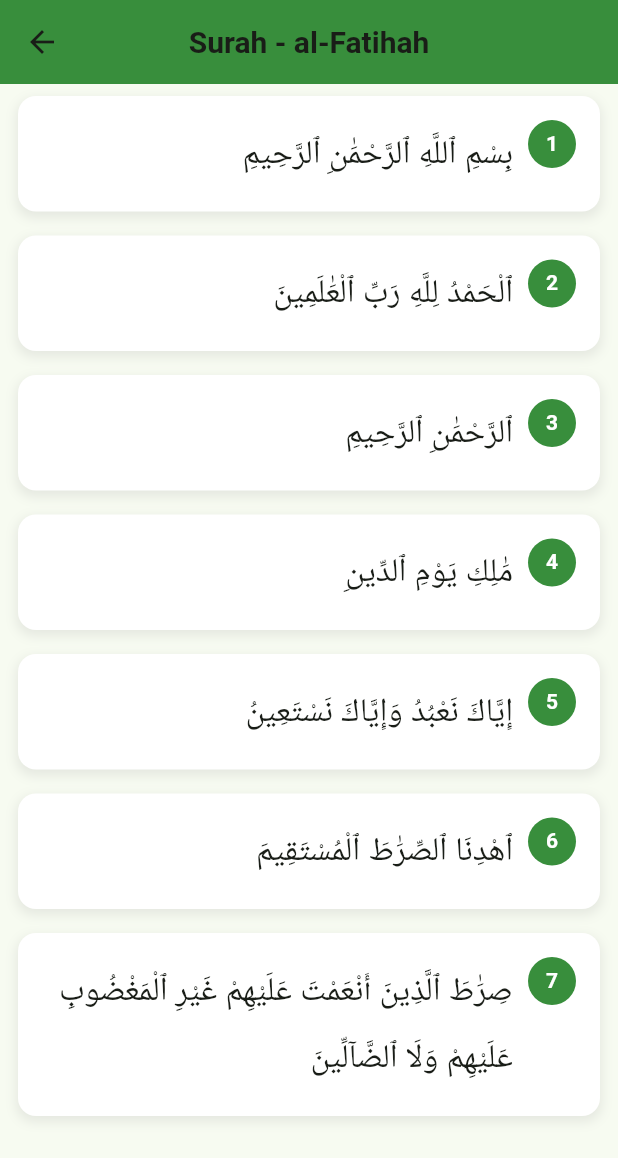
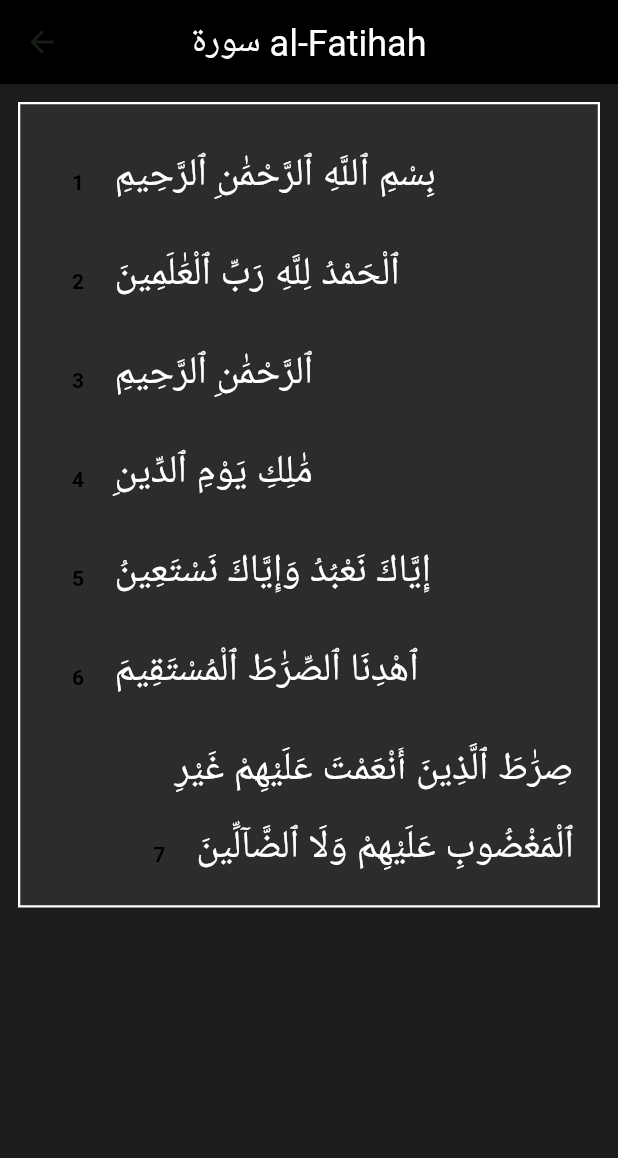
Before and after one commit to Asadullah730/Al-Quran-App-, a Flutter app: the screen it shows after launch, after a tap on an icon or button, on a phone screen of 412 x 824 dp. Shown: the top 1158 px of the screen. Run offline on Flutter 3.47's test engine with Material 3 defaults, Android fonts, the phone set to English and light mode, and no system bars; Roboto replaces fonts that are missing (Amiri, Uthman).

Commit message:
small UI update

```diff
--- a/lib/Presentation/surah_screen.dart
+++ b/lib/Presentation/surah_screen.dart
@@ -1,13 +1,108 @@
-import 'dart:convert';
+// import 'dart:convert';
 
+// import 'package:flutter/material.dart';
+// import 'package:flutter/services.dart';
+// import 'package:quranapp/Controller/surah_controller.dart';
+// import 'package:quranapp/Model/versesModel.dart';
+
+// class SurahScreen extends StatelessWidget {
+//   final String surahPath;
+//   final String surahName;
+//   const SurahScreen({
+//     super.key,
+//     required this.surahPath,
+//     required this.surahName,
+//   });
+
+//   @override
+//   Widget build(BuildContext context) {
+//     return Scaffold(
+//       appBar: AppBar(
+//         title: Text(
+//           'Surah - $surahName',
+//           style: const TextStyle(fontSize: 20, fontWeight: FontWeight.bold),
+//         ),
+//         centerTitle: true,
+//         backgroundColor: Colors.green.shade700,
+//       ),
+//       body: FutureBuilder(
+//         future: SurahController.loadSurah(surahPath),
+//         builder: (context, snapshot) {
+//           if (snapshot.connectionState == ConnectionState.waiting) {
+//             return const Center(child: CircularProgressIndicator());
+//           } else if (snapshot.hasError) {
+//             return Center(child: Text("Error: ${snapshot.error}"));
+//           } else {
+//             final verses = snapshot.data!;
+//             return ListView.builder(
+//               itemCount: verses.length,
+//               itemBuilder: (context, index) {
+//                 return Padding(
+//                   padding: const EdgeInsets.symmetric(
+//                     horizontal: 12.0,
+//                     vertical: 8.0,
+//                   ),
+//                   child: Container(
+//                     decoration: BoxDecoration(
+//                       color: Colors.white,
+//                       borderRadius: BorderRadius.circular(12),
+//                       boxShadow: [
+//                         BoxShadow(
+//                           color: Colors.grey.withOpacity(0.2),
+//                           spreadRadius: 1,
+//                           blurRadius: 6,
+//                           offset: const Offset(0, 3),
+//                         ),
+//                       ],
+//                     ),
+//                     padding: const EdgeInsets.all(16),
+//                     child: Row(
+//                       crossAxisAlignment: CrossAxisAlignment.start,
+
+//                       children: [
+//                         Expanded(
+//                           child: Text(
+//                             verses[index].text,
+//                             textAlign: TextAlign.right,
+//                             style: const TextStyle(
+//                               fontFamily: "Amiri",
+//                               fontSize: 22,
+//                               height: 2.0,
+//                             ),
+//                           ),
+//                         ),
+//                         const SizedBox(width: 10),
+//                         CircleAvatar(
+//                           radius: 16,
+//                           backgroundColor: Colors.green.shade700,
+//                           child: Text(
+//                             verses[index].number.replaceAll("verse_", ""),
+//                             style: const TextStyle(
+//                               color: Colors.white,
+//                               fontSize: 14,
+//                               fontWeight: FontWeight.bold,
+//                             ),
+//                           ),
+//                         ),
+//                       ],
+//                     ),
+//                   ),
+//                 );
+//               },
+//             );
+//           }
+//         },
+//       ),
+//     );
+//   }
+// }
 import 'package:flutter/material.dart';
-import 'package:flutter/services.dart';
 import 'package:quranapp/Controller/surah_controller.dart';
-import 'package:quranapp/Model/versesModel.dart';
 
 class SurahScreen extends StatelessWidget {
   final String surahPath;
   final String surahName;
+
   const SurahScreen({
     super.key,
     required this.surahPath,
@@ -17,78 +112,91 @@ class SurahScreen extends StatelessWidget {
   @override
   Widget build(BuildContext context) {
     return Scaffold(
+      backgroundColor: const Color(0xFF1C1C1C), // Dark background
       appBar: AppBar(
         title: Text(
-          'Surah - $surahName',
-          style: const TextStyle(fontSize: 20, fontWeight: FontWeight.bold),
+          'سورة $surahName',
+          style: const TextStyle(
+            fontSize: 24,
+            fontFamily: 'Uthman',
+            color: Colors.white,
+          ),
         ),
         centerTitle: true,
-        backgroundColor: Colors.green.shade700,
+        backgroundColor: Colors.black,
+        elevation: 0,
       ),
       body: FutureBuilder(
         future: SurahController.loadSurah(surahPath),
         builder: (context, snapshot) {
           if (snapshot.connectionState == ConnectionState.waiting) {
-            return const Center(child: CircularProgressIndicator());
+            return const Center(
+              child: CircularProgressIndicator(color: Colors.white),
+            );
           } else if (snapshot.hasError) {
-            return Center(child: Text("Error: ${snapshot.error}"));
+            return Center(
+              child: Text(
+                "Error: ${snapshot.error}",
+                style: TextStyle(color: Colors.white),
+              ),
+            );
           } else {
             final verses = snapshot.data!;
-            return ListView.builder(
-              itemCount: verses.length,
-              itemBuilder: (context, index) {
+
             return Padding(
-                  padding: const EdgeInsets.symmetric(
-                    horizontal: 12.0,
-                    vertical: 8.0,
-                  ),
+              padding: const EdgeInsets.all(12.0),
               child: Container(
                 decoration: BoxDecoration(
+                  color: const Color(0xFF2C2C2C),
+                  border: Border.all(color: Colors.white, width: 1.5),
+                ),
+                child: SingleChildScrollView(
+                  padding: const EdgeInsets.all(16),
+                  child: Wrap(
+                    textDirection: TextDirection.rtl,
+                    alignment: WrapAlignment.end,
+                    runSpacing: 12,
+                    children:
+                        verses.map((verse) {
+                          return RichText(
+                            textDirection: TextDirection.rtl,
+                            text: TextSpan(
+                              children: [
+                                TextSpan(
+                                  text: verse.text + " ",
+                                  style: const TextStyle(
+                                    fontSize: 26,
+                                    fontFamily: 'Uthman',
                                     color: Colors.white,
-                      borderRadius: BorderRadius.circular(12),
-                      boxShadow: [
-                        BoxShadow(
-                          color: Colors.grey.withOpacity(0.2),
-                          spreadRadius: 1,
-                          blurRadius: 6,
-                          offset: const Offset(0, 3),
+                                    height: 2,
                                   ),
-                      ],
                                 ),
-                    padding: const EdgeInsets.all(16),
-                    child: Row(
-                      crossAxisAlignment: CrossAxisAlignment.start,
+                                WidgetSpan(
+                                  alignment: PlaceholderAlignment.middle,
+                                  child: Container(
+                                    width: 36,
+                                    height: 36,
 
-                      children: [
-                        Expanded(
+                                    child: Center(
                                       child: Text(
-                            verses[index].text,
-                            textAlign: TextAlign.right,
+                                        verse.number.replaceAll("verse_", ""),
                                         style: const TextStyle(
-                              fontFamily: "Amiri",
-                              fontSize: 22,
-                              height: 2.0,
+                                          fontSize: 14,
+                                          fontWeight: FontWeight.bold,
+                                          color: Colors.black,
                                         ),
                                       ),
                                     ),
-                        const SizedBox(width: 10),
-                        CircleAvatar(
-                          radius: 16,
-                          backgroundColor: Colors.green.shade700,
-                          child: Text(
-                            verses[index].number.replaceAll("verse_", ""),
-                            style: const TextStyle(
-                              color: Colors.white,
-                              fontSize: 14,
-                              fontWeight: FontWeight.bold,
+                                  ),
+                                ),
+                                const TextSpan(text: " "),
+                              ],
+                            ),
+                          );
+                        }).toList(),
                   ),
                 ),
               ),
-                      ],
-                    ),
-                  ),
-                );
-              },
             );
           }
         },
```
Lines whose indentation alone changed are shown as unchanged.
